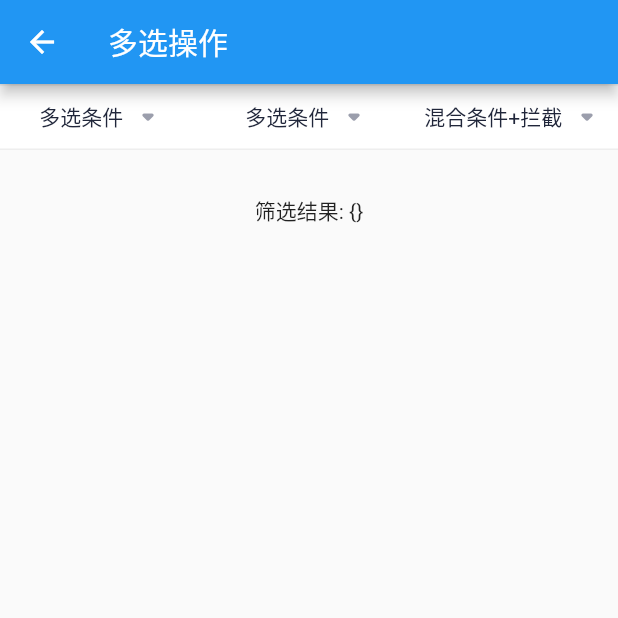
After one commit to boomcx/spinner_box, a Flutter app: the screen it shows after launch, after a tap on "多选条件", on a phone screen of 412 x 824 dp, the top half of it. The commit adds this screen. Run offline on Flutter 3.47's test engine with Material 2 defaults, Android fonts, the phone set to English and light mode, and no system bars; our stand-ins replace tuple.

Commit message:
addition example

````diff
--- /dev/null
+++ b/example/lib/data.dart
@@ -0,0 +1,58 @@
+import 'dart:math';
+
+import 'package:spinner_box/spinner_box.dart';
+
+SpinnerFilterEntity years({
+  String key = 'year',
+  bool isRadio = true,
+  int count = 5,
+  MoreContentType type = MoreContentType.checkList,
+}) {
+  return SpinnerFilterEntity(
+      key: key,
+      title: '条件标题',
+      isRadio: isRadio,
+      type: type,
+      desc: type == MoreContentType.checkList
+          ? ''
+          : '描述文本描述文本描述文本描述文本描述文本描述文本描述文本描述文本',
+      items: [
+        const SpinnerFilterItem(
+            name: '全部', value: '', selected: true, isMutex: true),
+        ...List.generate(
+            count, (index) => (DateTime.now().year - index).toString()).map(
+          (e) => SpinnerFilterItem.fromJson({'name': e, 'value': 'v-$e'}),
+        ),
+      ]);
+}
+
+SpinnerFilterEntity text({
+  String key = 'text',
+  bool isRadio = true,
+  int count = 8,
+  MoreContentType type = MoreContentType.checkList,
+}) {
+  return SpinnerFilterEntity(
+      key: key,
+      title: '条件标题',
+      isRadio: isRadio,
+      type: type,
+      desc: type == MoreContentType.checkList
+          ? ''
+          : '描述文本描述文本描述文本描述文本描述文本描述文本描述文本描述文本',
+      items: [
+        const SpinnerFilterItem(
+            name: '全部', value: '', selected: true, isMutex: true),
+        ...List.generate(
+            count, (index) => (DateTime.now().year - index).toString()).map(
+          (e) {
+            const text = '庆历四年春滕子京谪守巴陵郡越明年政通人和百废具兴乃重修岳阳楼增其旧制刻唐贤今人诗赋于其上属予作文以记之';
+            final space = Random().nextInt(3) + 2;
+            final posi = max(Random().nextInt(text.length) - space, 0);
+            final name = text.substring(posi, posi + space);
+            return SpinnerFilterItem.fromJson(
+                {'name': name, 'value': 'v-$name'});
+          },
+        ),
+      ]);
+}
--- a/example/lib/main.dart
+++ b/example/lib/main.dart
@@ -1,6 +1,13 @@
+import 'dart:async';
+
+import 'package:flutter/cupertino.dart';
 import 'package:flutter/material.dart';
 
 import 'package:spinner_box_example/drop_view.dart';
+import 'package:spinner_box_example/pages/custom.dart';
+import 'package:spinner_box_example/pages/muti.dart';
+
+import 'pages/normal.dart';
 
 void main() {
   runApp(const MyApp());
@@ -22,7 +29,67 @@ class _MyAppState extends State<MyApp> {
   @override
   Widget build(BuildContext context) {
     return const MaterialApp(
-      home: DropViewPage(),
+      home: _SpinnerTest(),
     );
   }
 }
+
+class _SpinnerTest extends StatelessWidget {
+  const _SpinnerTest({super.key});
+
+  @override
+  Widget build(BuildContext context) {
+    return Scaffold(
+      appBar: AppBar(title: const Text('筛选弹框')),
+      body: Padding(
+        padding: const EdgeInsets.all(20),
+        child: Wrap(
+          spacing: 10,
+          runSpacing: 10,
+          children: [
+            ElevatedButton(
+              onPressed: () {
+                const SinglePage().push(context);
+              },
+              child: const _Title('单选条件'),
+            ),
+            ElevatedButton(
+              onPressed: () {
+                const MutiPage().push(context);
+              },
+              child: const _Title('多选条件'),
+            ),
+            ElevatedButton(
+              onPressed: () {
+                const CustomPage().push(context);
+              },
+              child: const _Title('自定义视图'),
+            )
+          ],
+        ),
+      ),
+    );
+  }
+}
+
+extension PagePush on Widget {
+  FutureOr push(BuildContext context) {
+    return Navigator.of(context).push(CupertinoPageRoute(
+      builder: (context) => this,
+    ));
+  }
+}
+
+class _Title extends StatelessWidget {
+  const _Title(this.title);
+
+  final String title;
+
+  @override
+  Widget build(BuildContext context) {
+    return Text(
+      title,
+      style: const TextStyle(color: Colors.white, fontSize: 14),
+    );
+  }
+}
--- /dev/null
+++ b/example/lib/pages/muti.dart
@@ -0,0 +1,97 @@
+import 'package:flutter/material.dart';
+import 'package:spinner_box/spinner_box.dart';
+import 'package:spinner_box_example/data.dart';
+
+class MutiPage extends StatefulWidget {
+  const MutiPage({super.key});
+
+  @override
+  State<MutiPage> createState() => _MutiPageState();
+}
+
+class _MutiPageState extends State<MutiPage> {
+  var _condition1 = [
+    years(key: 'year1', isRadio: false),
+  ];
+
+  var _condition2 = [
+    years(
+        key: 'year2',
+        type: MoreContentType.groupBtn,
+        isRadio: false,
+        count: 15),
+  ];
+
+  var _condition3 = [
+    text(key: 'text1', type: MoreContentType.groupBtn, count: 15),
+    text(
+        key: 'text2', type: MoreContentType.groupBtn, isRadio: false, count: 8),
+    text(
+        key: 'text3',
+        type: MoreContentType.groupBtn,
+        isRadio: false,
+        count: 20),
+  ];
+
+  Map<String, List<dynamic>> _result = {};
+
+  @override
+  Widget build(BuildContext context) {
+    return Scaffold(
+      appBar: AppBar(title: const Text('多选操作')),
+      body: Column(
+        children: [
+          SpinnerBox.builder(
+            titles: const ['多选条件', '多选条件', '混合条件+拦截'],
+            rebuilder: true,
+            builder: (notifier) {
+              return [
+                SpinnerFilter(
+                  data: _condition1,
+                  onCompleted: (result, name, data) {
+                    notifier.updateName(name);
+                    setState(() {
+                      _result = result;
+                      _condition1 = data;
+                    });
+                  },
+                ).heightPart,
+                SpinnerFilter(
+                  data: _condition2,
+                  onCompleted: (result, name, data) {
+                    notifier.updateName(name);
+                    setState(() {
+                      _condition2 = data;
+                      _result = result;
+                    });
+                  },
+                ).heightPart,
+                SpinnerFilter(
+                  data: _condition3,
+                  onItemIntercept: (p0, p1) {
+                    if (p0.key == 'text2' && p1 == 2) {
+                      ScaffoldMessenger.of(context).showSnackBar(
+                        const SnackBar(content: Text('欸~ 就是选不了~')),
+                      );
+                      return true;
+                    }
+                    return false;
+                  },
+                  onCompleted: (result, name, data) {
+                    notifier.updateName(name);
+                    setState(() {
+                      _condition3 = data;
+                      _result = result;
+                    });
+                  },
+                ).heightPart,
+              ];
+            },
+          ),
+          const SizedBox(height: 30),
+          Text('筛选结果: $_result'),
+        ],
+      ),
+    );
+  }
+}
--- a/lib/spinner/spinner.dart
+++ b/lib/spinner/spinner.dart
@@ -41,6 +41,43 @@ class SpinnerBox extends StatefulWidget {
     widgets = children;
   }
 
+  /// How to use
+  ///
+  /// ```
+  /// SpinnerBox.builder(
+  ///    prefix: prefix,
+  ///    suffix: suffix,
+  ///    titles: const ['title1', 'tilte2'],
+  ///    builder: (notifier) => [
+  ///      CustomWidget().heightFll,
+  ///      CustomWidget().heightPart,
+  ///    ],
+  ///  )
+  /// ```
+  ///  methods:
+  /// ```
+  ///   notifier.updateName('update-title1');
+  ///  'or' notifier.close();
+  ///  'or' notifier.reset();
+  /// ```
+  SpinnerBox.builder({
+    super.key,
+    required List<String> titles,
+    required SpinnerBoxBuilder builder,
+    bool rebuilder = false,
+    this.prefix,
+    this.suffix,
+    this.theme = defaultPinnerTheme,
+  }) {
+    isRebuilder = rebuilder;
+    controller = PopupValueNotifier.titles(titles);
+    if (rebuilder) {
+      widgetsBuilder = builder;
+    } else {
+      widgets = builder.call(controller);
+    }
+  }
+
   /// 前置视图
   final Widget? prefix;
 
@@ -64,43 +101,6 @@ class SpinnerBox extends StatefulWidget {
 
   /// 视图配置
   final SpinnerBoxTheme theme;
-
-  /// How to use
-  ///
-  /// ```
-  /// SpinnerBox.builder(
-  ///    prefix: prefix,
-  ///    suffix: suffix,
-  ///    titles: const ['title1', 'tilte2'],
-  ///    builder: (notifier) => [
-  ///      CustomWidget().heightFll,
-  ///      CustomWidget().heightPart,
-  ///    ],
-  ///  )
-  /// ```
-  ///  methods:
-  /// ```
-  ///   notifier.updateName('update-title1');
-  ///  'or' notifier.close();
-  ///  'or' notifier.reset();
-  /// ```
-  SpinnerBox.builder({
-    super.key,
-    required List<String> titles,
-    required SpinnerBoxBuilder builder,
-    this.prefix,
-    this.suffix,
-    this.theme = defaultPinnerTheme,
-    bool rebuilder = false,
-  }) {
-    isRebuilder = rebuilder;
-    controller = PopupValueNotifier.titles(titles);
-    if (rebuilder) {
-      widgetsBuilder = builder;
-    } else {
-      widgets = builder.call(controller);
-    }
-  }
 
   @override
   State<SpinnerBox> createState() => _SpinnerBoxState();
--- a/lib/spinner_filter_notifier/widgets/attachment_view.dart
+++ b/lib/spinner_filter_notifier/widgets/attachment_view.dart
@@ -2,8 +2,8 @@
 
 part of '../spinner_filter.dart';
 
-/// !!! 不太推荐使用，特殊内容筛选框可以自定义组件
-/// !!! 仅支持 `SpinnerFilterEntity-items`不满足需求，追加局部视图时使用
+/// !!! 特殊内容筛选框可以自定义组件
+/// !!! 仅支持 `SpinnerFilterEntity-items`满足按钮需求时，追加局部视图时使用
 /// 子类更新数据时使用 `updateExtra`，而不是 `entity-setter`
 /// 设置通用方法返回筛选条件结果
 abstract class AttachmentView extends StatelessWidget {
--- a/lib/spinner_filter_notifier/widgets/explain_icon.dart
+++ b/lib/spinner_filter_notifier/widgets/explain_icon.dart
@@ -13,7 +13,7 @@ class _ExplainIcon extends StatelessWidget {
       bgColor: Colors.black54,
       content: Text(
         desc,
-        style: const TextStyle(color: Colors.white, height: 1.5, fontSize: 13),
+        style: const TextStyle(color: Colors.white, height: 1, fontSize: 13),
       ),
       child: const Icon(
         Icons.help_outline_outlined,
````
Also changed, not shown: example/lib/pages/custom.dart (added, +125 -0 lines), example/lib/pages/normal.dart (added, +63 -0 lines), lib/popup_message.dart (+41 -6 lines), lib/spinner_filter_notifier/providers/provider.dart (+6 -12 lines).
